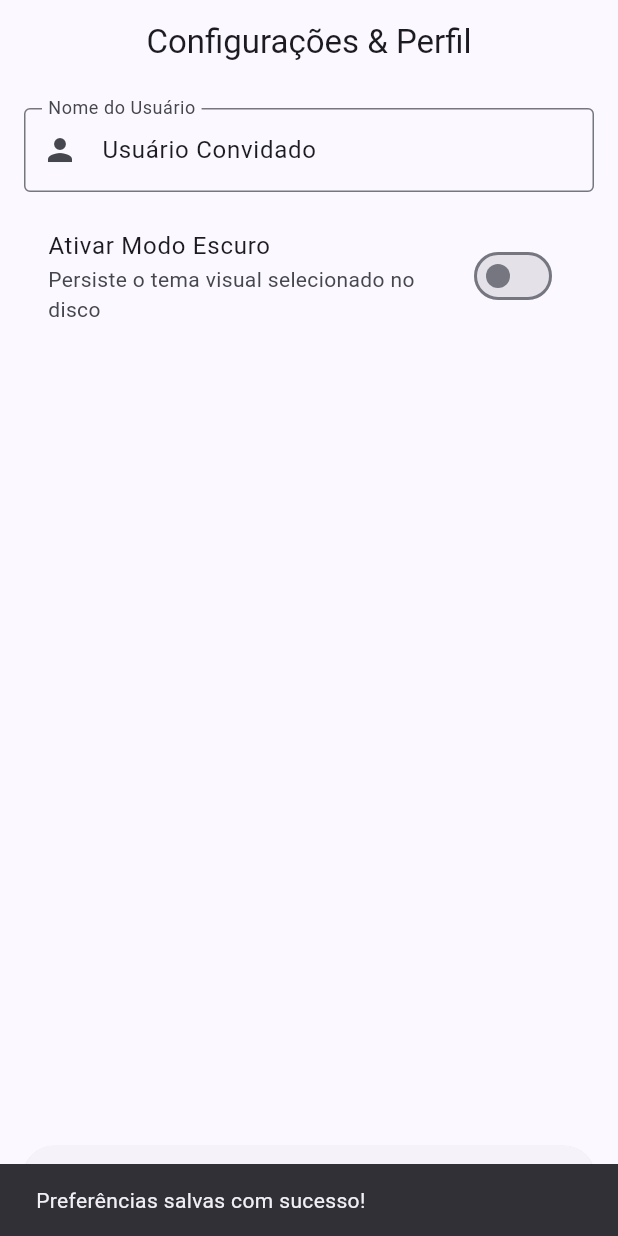
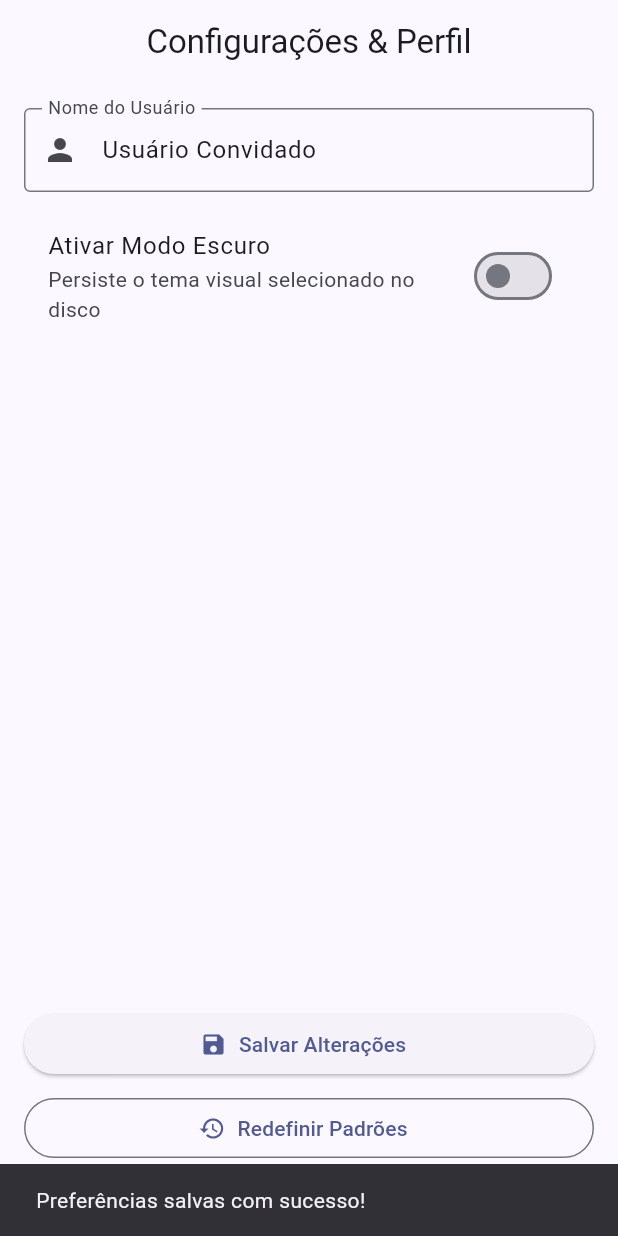
Before and after one commit to JoaopedroRib06/aula08-Listas, a Flutter app: the screen it shows after launch, after a tap on "Salvar Alterações", on a phone screen of 412 x 824 dp. Run offline on Flutter 3.47's test engine with Material 3 defaults, Android fonts, the light colour scheme and no system bars; our stand-ins replace shared_preferences.

Commit message:
feat: implementa desafios praticos de ultimo acesso e redefinir preferencias

```diff
--- a/lib/screens/configuracoes_screen.dart
+++ b/lib/screens/configuracoes_screen.dart
@@ -14,6 +14,7 @@ class _ConfiguracoesScreenState extends State<ConfiguracoesScreen> {
   final _nomeController = TextEditingController();
   bool _modoEscuro = false;
   bool _carregando = true;
+  String _ultimoAcesso = '';
 
   @override
   void initState() {
@@ -24,9 +25,15 @@ class _ConfiguracoesScreenState extends State<ConfiguracoesScreen> {
   Future<void> _carregarPreferencias() async {
     final nome = await _service.obterNomeUsuario();
     final modoEscuro = await _service.obterModoEscuro();
+    final ultimoAcessoSalvo = await _service.obterUltimoAcesso();
+
+    // Salva o momento da execução atual para o próximo acesso (Desafio Básico)
+    await _service.salvarUltimoAcesso(DateTime.now().toString());
+
     setState(() {
       _nomeController.text = nome;
       _modoEscuro = modoEscuro;
+      _ultimoAcesso = ultimoAcessoSalvo ?? 'Primeiro acesso registrado agora';
       _carregando = false;
     });
   }
@@ -38,6 +45,22 @@ class _ConfiguracoesScreenState extends State<ConfiguracoesScreen> {
     if (mounted) {
       ScaffoldMessenger.of(context).showSnackBar(
         const SnackBar(content: Text('Preferências salvas com sucesso!')),
+      );
+    }
+  }
+
+  Future<void> _redefinirPadroes() async {
+    await _service.limparTudo();
+    setState(() {
+      _nomeController.text = 'Usuário Convidado';
+      _modoEscuro = false;
+      _ultimoAcesso = 'Preferências resetadas';
+    });
+    widget.onTemaAlterado(false);
+
+    if (mounted) {
+      ScaffoldMessenger.of(context).showSnackBar(
+        const SnackBar(content: Text('Configurações redefinidas para os padrões!')),
       );
     }
   }
@@ -77,6 +100,23 @@ class _ConfiguracoesScreenState extends State<ConfiguracoesScreen> {
                 label: const Text('Salvar Alterações'),
               ),
             ),
+            const SizedBox(height: 8),
+            SizedBox(
+              width: double.infinity,
+              child: OutlinedButton.icon(
+                onPressed: _redefinirPadroes,
+                icon: const Icon(Icons.restore),
+                label: const Text('Redefinir Padrões'),
+              ),
+            ),
+            const SizedBox(height: 16),
+            Text(
+              'Último acesso: $_ultimoAcesso',
+              style: Theme.of(context).textTheme.bodySmall?.copyWith(
+                    color: Colors.grey,
+                  ),
+              textAlign: TextAlign.center,
+            ),
           ],
         ),
       ),
--- a/lib/services/preferences_service.dart
+++ b/lib/services/preferences_service.dart
@@ -3,6 +3,7 @@ import 'package:shared_preferences/shared_preferences.dart';
 class PreferencesService {
   static const String _keyNomeUsuario = 'key_nome_usuario';
   static const String _keyModoEscuro = 'key_modo_escuro';
+  static const String _keyUltimoAcesso = 'key_ultimo_acesso';
 
   Future<void> salvarNomeUsuario(String nome) async {
     final prefs = await SharedPreferences.getInstance();
@@ -24,6 +25,16 @@ class PreferencesService {
     return prefs.getBool(_keyModoEscuro) ?? false;
   }
 
+  Future<void> salvarUltimoAcesso(String dataHora) async {
+    final prefs = await SharedPreferences.getInstance();
+    await prefs.setString(_keyUltimoAcesso, dataHora);
+  }
+
+  Future<String?> obterUltimoAcesso() async {
+    final prefs = await SharedPreferences.getInstance();
+    return prefs.getString(_keyUltimoAcesso);
+  }
+
   Future<void> limparTudo() async {
     final prefs = await SharedPreferences.getInstance();
     await prefs.clear();
```
